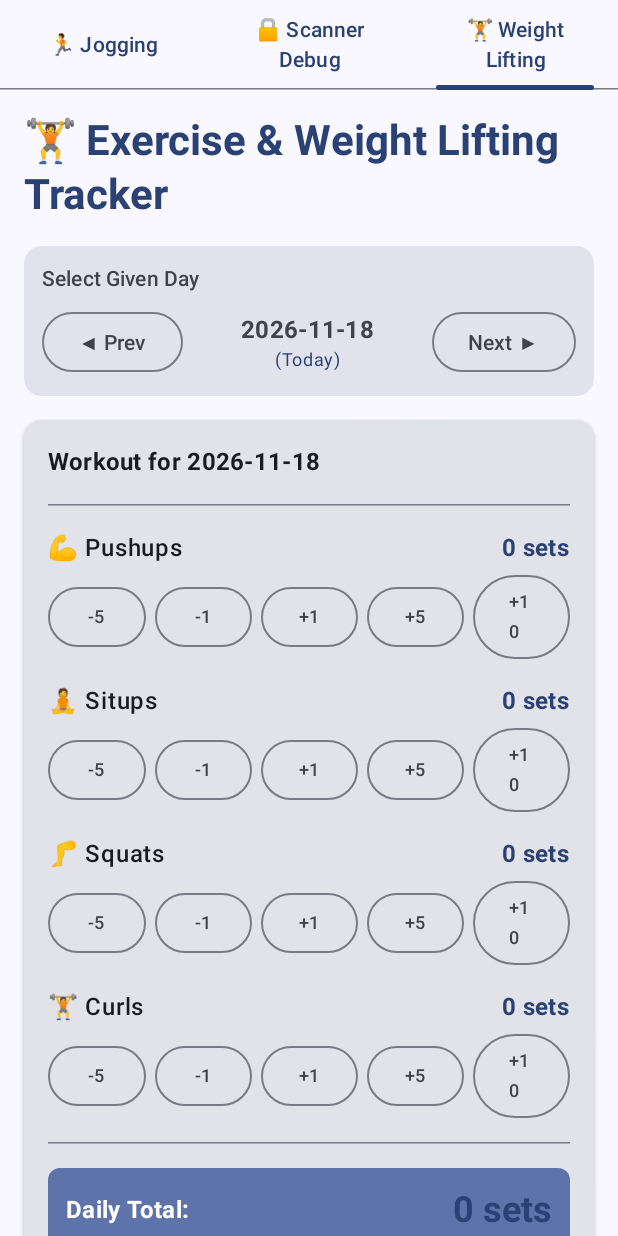
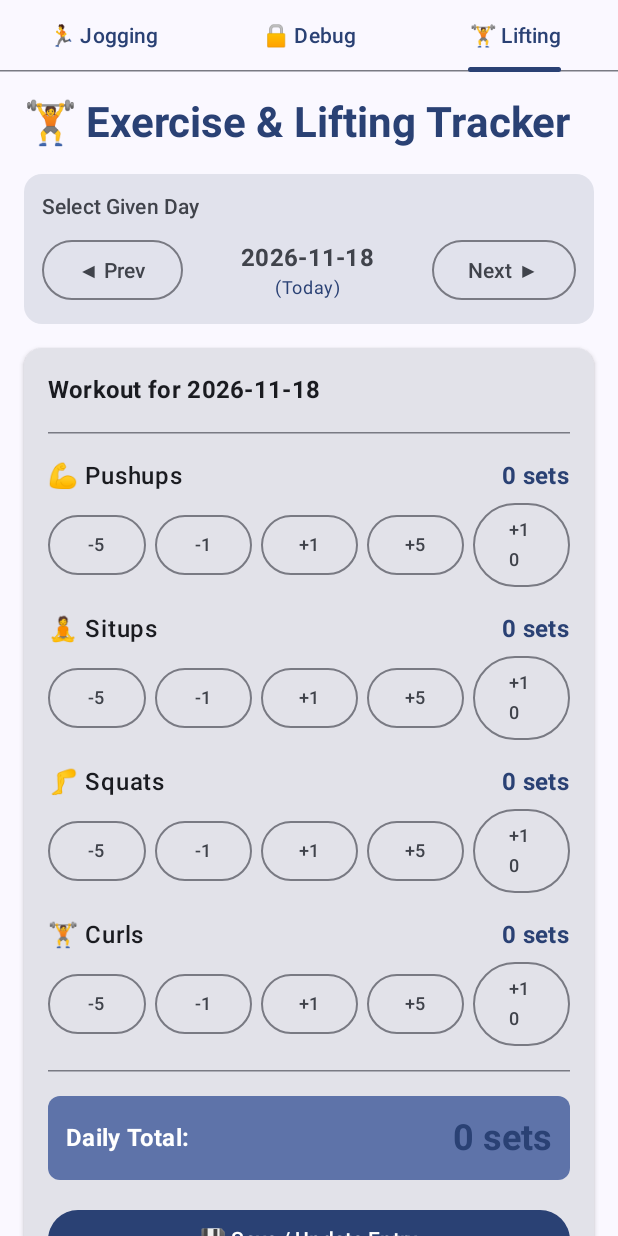
Before and after one commit to mikebochenek/android_goldenFinger, an Android app built with Jetpack Compose: the screen it shows after launch (MainActivity), tab 3 chosen, on a phone screen of 412 x 824 dp. Run offline under Robolectric (Android 15) with nearby library versions, the phone set to English and light mode, and no system bars.

Commit message:
vibe coded: just ranames

```diff
--- a/app/src/main/java/com/example/myapplication/MainActivity.kt
+++ b/app/src/main/java/com/example/myapplication/MainActivity.kt
@@ -80,7 +80,7 @@ class MainActivity : FragmentActivity() {
 
 /**
  * Root Composable displaying top tab navigation between the Strava-like Jogging screen,
- * the Fingerprint Scanner Debug screen, and the Weight Lifting & Exercise Tracker.
+ * the Fingerprint Debug screen, and the Lifting & Exercise Tracker.
  */
 @Composable
 fun MainAppContent(launchCount: Int, modifier: Modifier = Modifier) {
@@ -96,12 +96,12 @@ fun MainAppContent(launchCount: Int, modifier: Modifier = Modifier) {
             Tab(
                 selected = selectedTab == 1,
                 onClick = { selectedTab = 1 },
-                text = { Text("🔒 Scanner Debug") }
+                text = { Text("🔒 Debug") }
             )
             Tab(
                 selected = selectedTab == 2,
                 onClick = { selectedTab = 2 },
-                text = { Text("🏋️ Weight Lifting") }
+                text = { Text("🏋️ Lifting") }
             )
         }
 
@@ -179,7 +179,7 @@ fun FingerprintDemoScreen(launchCount: Int, modifier: Modifier = Modifier) {
         HorizontalDivider()
 
         Text(
-            text = "Fingerprint Scanner Debug Demo",
+            text = "Fingerprint Debug Demo",
             style = MaterialTheme.typography.titleMedium,
             color = MaterialTheme.colorScheme.primary
         )
@@ -311,7 +311,7 @@ private fun showBiometricPrompt(
         })
 
     val promptInfo = BiometricPrompt.PromptInfo.Builder()
-        .setTitle("Biometric Scanner Debug")
+        .setTitle("Biometric Debug")
         .setSubtitle("Invoking TEE Fingerprint Matcher")
         .setNegativeButtonText("Cancel")
         .setAllowedAuthenticators(BiometricManager.Authenticators.BIOMETRIC_STRONG)
--- a/app/src/main/java/com/example/myapplication/weightlifting/WeightLiftingTracker.kt
+++ b/app/src/main/java/com/example/myapplication/weightlifting/WeightLiftingTracker.kt
@@ -56,7 +56,7 @@ import java.util.Date
 import java.util.Locale
 
 /**
- * Data class representing daily weight lifting and exercise tracking counts.
+ * Data class representing daily lifting and exercise tracking counts.
  */
 data class ExerciseDayEntry(
     val date: String, // Date in "yyyy-MM-dd" format
@@ -135,7 +135,7 @@ object WeightLiftingStorage {
             return "No exercise history recorded yet."
         }
         val sb = StringBuilder()
-        sb.appendLine("=== Weight Lifting & Exercise History ===")
+        sb.appendLine("=== Lifting & Exercise History ===")
         sb.appendLine()
         var grandTotal = 0
         var totalPushups = 0
@@ -186,7 +186,7 @@ private fun getRelativeDateString(currentDateStr: String, dayOffset: Int): Strin
 }
 
 /**
- * Screen composable for tracking daily weight lifting and bodyweight exercises.
+ * Screen composable for tracking daily lifting and bodyweight exercises.
  */
 @Composable
 fun WeightLiftingTrackerScreen(
@@ -240,7 +240,7 @@ fun WeightLiftingTrackerScreen(
     ) {
         // Title & Header
         Text(
-            text = "🏋️ Exercise & Weight Lifting Tracker",
+            text = "🏋️ Exercise & Lifting Tracker",
             style = MaterialTheme.typography.headlineMedium,
             fontWeight = FontWeight.Bold,
             color = MaterialTheme.colorScheme.primary
```
Also changed, not shown: 1 other file.
